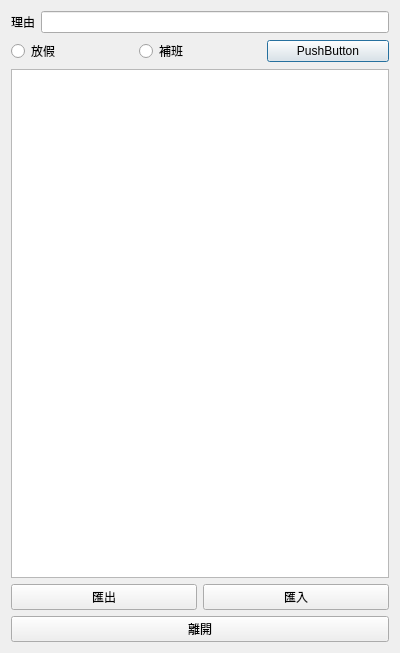
Old version of the form Python/QtMainDBHolidaySettingDialog.ui in the repository foxking0416/HuachunDailyReport2024.
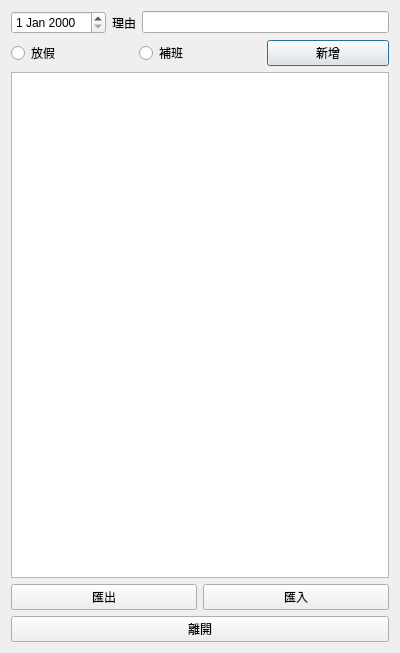
New version of the form.

Commit message: 新增Local AP 需要的UI

Diff of the .ui file:
```diff
--- a/Python/QtMainDBHolidaySettingDialog.ui
+++ b/Python/QtMainDBHolidaySettingDialog.ui
@@ -16,6 +16,9 @@
   <layout class="QVBoxLayout" name="verticalLayout">
    <item>
     <layout class="QHBoxLayout" name="horizontalLayout">
+     <item>
+      <widget class="QDateEdit" name="qtDateEdit"/>
+     </item>
      <item>
       <widget class="QLabel" name="label">
        <property name="text">
@@ -47,7 +50,7 @@
      <item>
       <widget class="QPushButton" name="qtAddPushButton">
        <property name="text">
-        <string>PushButton</string>
+        <string>新增</string>
        </property>
       </widget>
      </item>
```
Left out of the diff: 2 changed lines with no effect on the pictures. The commit also changes 94 other files.
